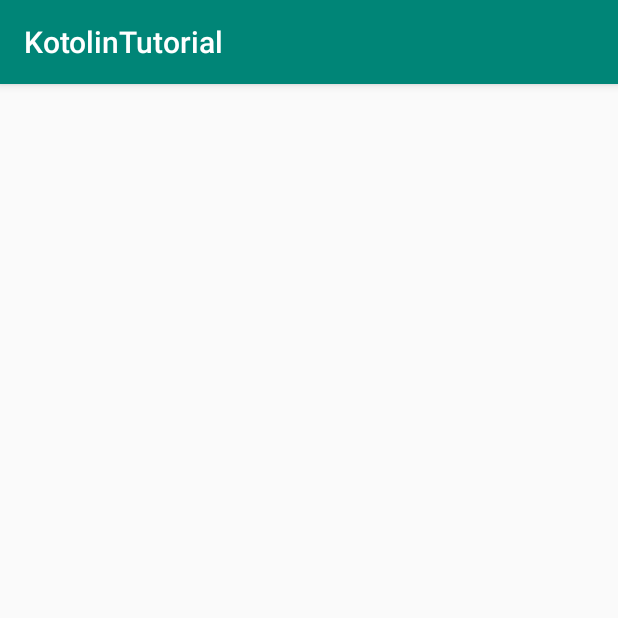
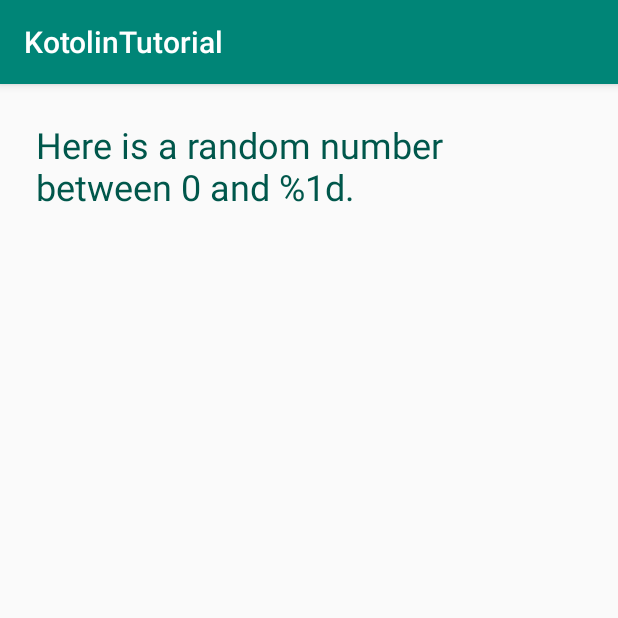
Before and after one commit to y-sumida/KotlinTutorial, an Android app: the SecondActivity screen opened directly, with no data from a screen before it, on a phone screen of 412 x 824 dp, the top half of it. Run offline under Robolectric (Android 15) with nearby library versions, the phone set to English and light mode, and no system bars.

Commit message:
2つ目のActivityにラベルを配置

```diff
--- a/app/src/main/res/layout/activity_second.xml
+++ b/app/src/main/res/layout/activity_second.xml
@@ -7,4 +7,13 @@
         android:layout_height="match_parent"
         tools:context=".SecondActivity">
 
+    <TextView
+            android:text="@string/random_heading"
+            android:layout_width="match_parent"
+            android:layout_height="wrap_content"
+            android:id="@+id/textview_label"
+            app:layout_constraintStart_toStartOf="parent"
+            android:layout_marginStart="24dp" app:layout_constraintEnd_toEndOf="parent"
+            android:layout_marginEnd="24dp" android:layout_marginTop="24dp" app:layout_constraintTop_toTopOf="parent"
+            android:textColor="@color/colorPrimaryDark" android:textSize="24sp"/>
 </android.support.constraint.ConstraintLayout>
--- a/app/src/main/res/values/strings.xml
+++ b/app/src/main/res/values/strings.xml
@@ -1,4 +1,5 @@
 <resources>
     <string name="app_name">KotolinTutorial</string>
     <string name="hello_world_text">Hello Universe!</string>
+    <string name="random_heading">Here is a random number between 0 and %1d.</string>
 </resources>
```
